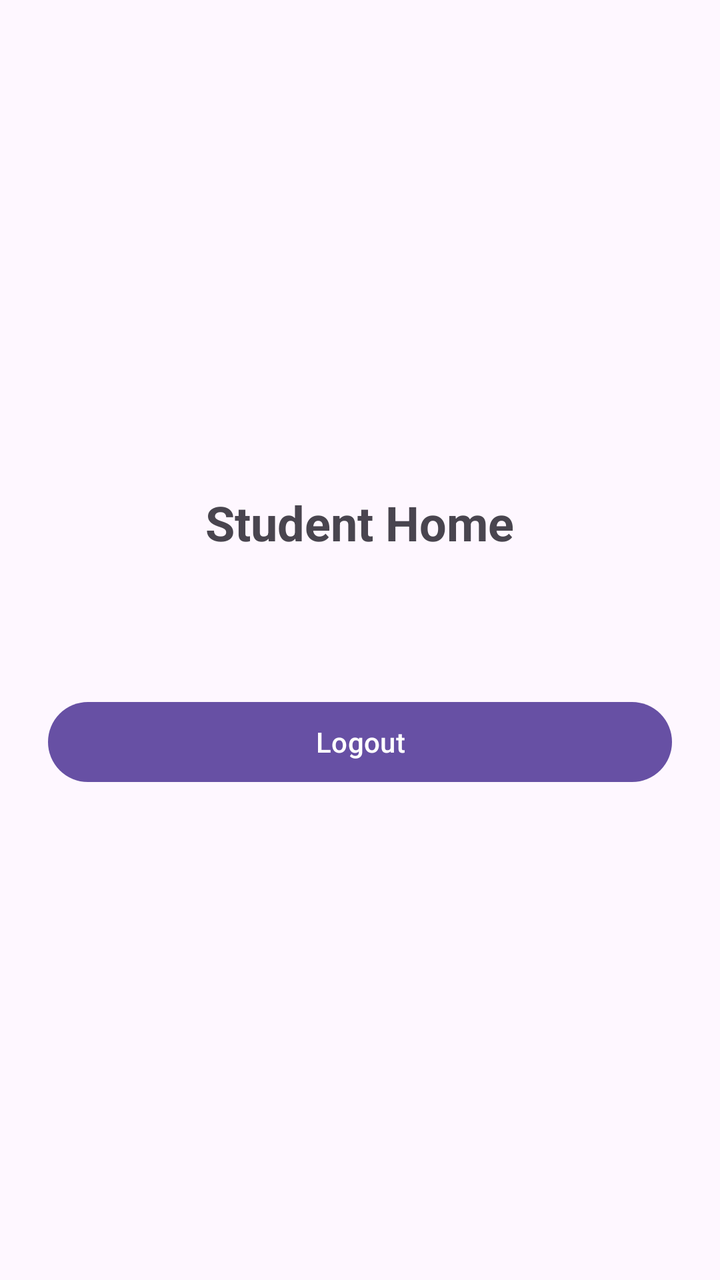
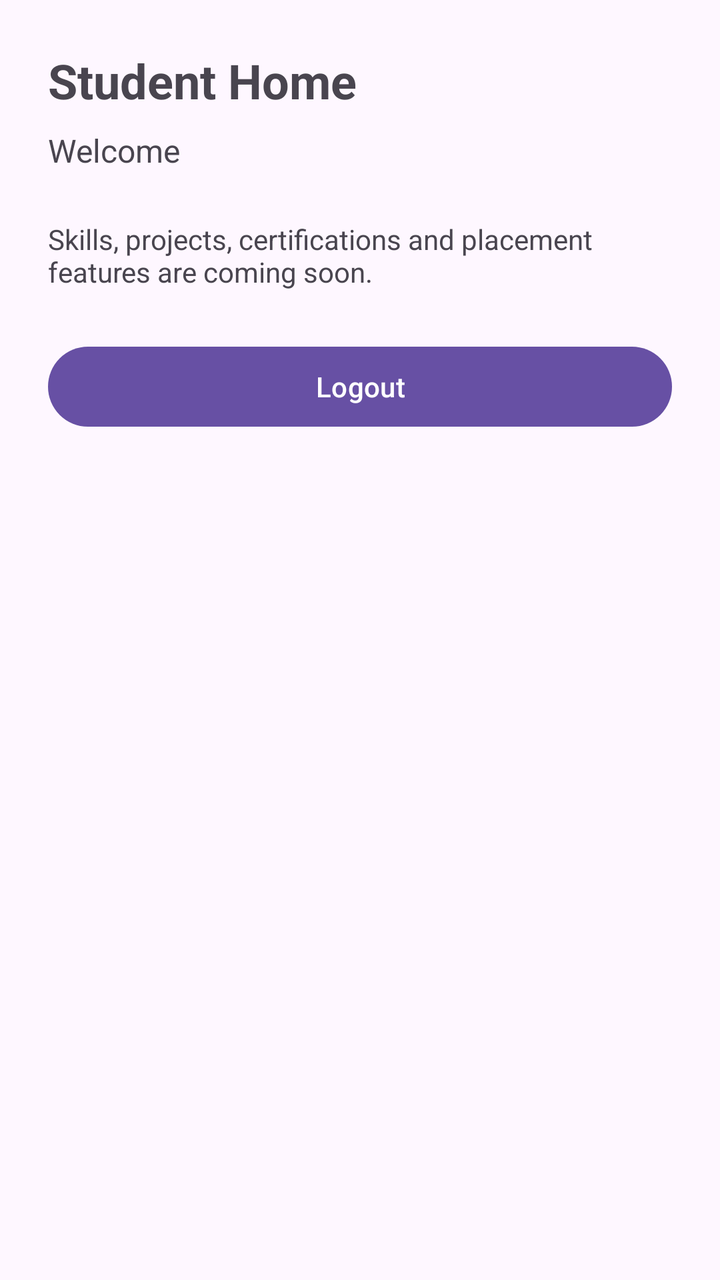

An Android layout rendered at two revisions. The XML below is the earlier revision; the diff shows what the commit changed to produce the second picture.
<!-- AndroidManifest.xml: application theme Theme.StudentSkillsPlacementTracker -->
<!-- res/layout/activity_student_home.xml -->
<?xml version="1.0" encoding="utf-8"?>
<LinearLayout xmlns:android="http://schemas.android.com/apk/res/android"
    android:layout_width="match_parent"
    android:layout_height="match_parent"
    android:orientation="vertical"
    android:gravity="center"
    android:padding="24dp">

    <TextView
        android:id="@+id/studentHomeTitleTextView"
        android:layout_width="wrap_content"
        android:layout_height="wrap_content"
        android:text="@string/student_home_title"
        android:textSize="24sp"
        android:textStyle="bold"
        android:gravity="center"
        android:layout_marginBottom="16dp" />

    <TextView
        android:id="@+id/welcomeTextView"
        android:layout_width="wrap_content"
        android:layout_height="wrap_content"
        android:textSize="16sp"
        android:gravity="center"
        android:layout_marginBottom="32dp" />

    <Button
        android:id="@+id/logoutButton"
        android:layout_width="match_parent"
        android:layout_height="wrap_content"
        android:text="@string/btn_logout" />

</LinearLayout>
<!-- resources referenced by this layout -->
<resources>
  <string name="btn_logout">Logout</string>
  <string name="student_home_title">Student Home</string>
  <style name="Theme.StudentSkillsPlacementTracker" parent="Base.Theme.StudentSkillsPlacementTracker" />
  <style name="Base.Theme.StudentSkillsPlacementTracker" parent="Theme.Material3.DayNight.NoActionBar">
          
          
      </style>
</resources>

<!-- the commit's change to res/layout/activity_student_home.xml (unified diff, before → after) -->
@@ -1,33 +1,113 @@
 <?xml version="1.0" encoding="utf-8"?>
-<LinearLayout xmlns:android="http://schemas.android.com/apk/res/android"
+<ScrollView xmlns:android="http://schemas.android.com/apk/res/android"
     android:layout_width="match_parent"
     android:layout_height="match_parent"
-    android:orientation="vertical"
-    android:gravity="center"
-    android:padding="24dp">
+    android:fillViewport="true">
 
-    <TextView
-        android:id="@+id/studentHomeTitleTextView"
-        android:layout_width="wrap_content"
-        android:layout_height="wrap_content"
-        android:text="@string/student_home_title"
-        android:textSize="24sp"
-        android:textStyle="bold"
-        android:gravity="center"
-        android:layout_marginBottom="16dp" />
-
-    <TextView
-        android:id="@+id/welcomeTextView"
-        android:layout_width="wrap_content"
-        android:layout_height="wrap_content"
-        android:textSize="16sp"
-        android:gravity="center"
-        android:layout_marginBottom="32dp" />
-
-    <Button
-        android:id="@+id/logoutButton"
+    <LinearLayout
         android:layout_width="match_parent"
         android:layout_height="wrap_content"
-        android:text="@string/btn_logout" />
+        android:orientation="vertical"
+        android:padding="24dp">
 
-</LinearLayout>
+        <TextView
+            android:id="@+id/studentHomeTitleTextView"
+            android:layout_width="wrap_content"
+            android:layout_height="wrap_content"
+            android:text="@string/student_home_title"
+            android:textSize="24sp"
+            android:textStyle="bold"
+            android:layout_marginBottom="8dp" />
+
+        <TextView
+            android:id="@+id/welcomeTextView"
+            android:layout_width="match_parent"
+            android:layout_height="wrap_content"
+            android:text="@string/student_home_welcome_unknown"
+            android:textSize="16sp"
+            android:layout_marginBottom="24dp" />
+
+        <ProgressBar
+            android:id="@+id/profileProgressBar"
+            android:layout_width="wrap_content"
+            android:layout_height="wrap_content"
+            android:layout_gravity="center_horizontal"
+            android:layout_marginBottom="16dp"
+            android:visibility="gone" />
+
+        <TextView
+            android:id="@+id/profileMessageTextView"
+            android:layout_width="match_parent"
+            android:layout_height="wrap_content"
+            android:textSize="16sp"
+            android:layout_marginBottom="16dp"
+            android:visibility="gone" />
+
+        <LinearLayout
+            android:id="@+id/profileContainer"
+            android:layout_width="match_parent"
+            android:layout_height="wrap_content"
+            android:orientation="vertical"
+            android:layout_marginBottom="24dp"
+            android:visibility="gone">
+
+            <TextView
+                android:layout_width="wrap_content"
+                android:layout_height="wrap_content"
+                android:text="@string/student_home_profile_section"
+                android:textSize="18sp"
+                android:textStyle="bold"
+                android:layout_marginBottom="8dp" />
+
+            <TextView
+                android:id="@+id/nameTextView"
+                android:layout_width="match_parent"
+                android:layout_height="wrap_content"
+                android:textSize="16sp"
+                android:paddingBottom="4dp" />
+
+            <TextView
+                android:id="@+id/emailTextView"
+                android:layout_width="match_parent"
+                android:layout_height="wrap_content"
+                android:textSize="16sp"
+                android:paddingBottom="4dp" />
+
+            <TextView
+                android:id="@+id/departmentTextView"
+                android:layout_width="match_parent"
+                android:layout_height="wrap_content"
+                android:textSize="16sp"
+                android:paddingBottom="4dp" />
+
+            <TextView
+                android:id="@+id/yearTextView"
+                android:layout_width="match_parent"
+                android:layout_height="wrap_content"
+                android:textSize="16sp"
+                android:paddingBottom="4dp" />
+
+            <TextView
+                android:id="@+id/cgpaTextView"
+                android:layout_width="match_parent"
+                android:layout_height="wrap_content"
+                android:textSize="16sp" />
+
+        </LinearLayout>
+
+        <TextView
+            android:layout_width="match_parent"
+            android:layout_height="wrap_content"
+            android:text="@string/student_home_coming_soon"
+            android:textSize="14sp"
+            android:layout_marginBottom="24dp" />
+
+        <Button
+            android:id="@+id/logoutButton"
+            android:layout_width="match_parent"
+            android:layout_height="wrap_content"
+            android:text="@string/btn_logout" />
+
+    </LinearLayout>
+
+</ScrollView>
<!-- resource entries referenced after the edit -->
@@ -1,7 +1,10 @@
 <!-- resources referenced by this layout -->
 <resources>
   <string name="btn_logout">Logout</string>
+  <string name="student_home_coming_soon">Skills, projects, certifications and placement features are coming soon.</string>
+  <string name="student_home_profile_section">Profile</string>
   <string name="student_home_title">Student Home</string>
+  <string name="student_home_welcome_unknown">Welcome</string>
   <style name="Theme.StudentSkillsPlacementTracker" parent="Base.Theme.StudentSkillsPlacementTracker" />
   <style name="Base.Theme.StudentSkillsPlacementTracker" parent="Theme.Material3.DayNight.NoActionBar">
           
